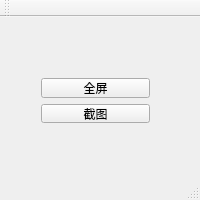
Old version of the form QScreenShot/mainwindow.ui in the repository huifeng-kooboo/QScreenShots.
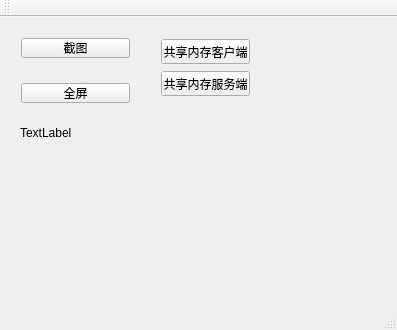
New version of the form.

Commit message: 添加共享内存的使用

What changed in the file:
```diff
--- a/QScreenShot/mainwindow.ui
+++ b/QScreenShot/mainwindow.ui
@@ -6,8 +6,8 @@
    <rect>
     <x>0</x>
     <y>0</y>
-    <width>200</width>
-    <height>200</height>
+    <width>397</width>
+    <height>330</height>
    </rect>
   </property>
   <property name="windowTitle">
@@ -17,20 +17,13 @@
    <widget class="QWidget" name="verticalLayoutWidget">
     <property name="geometry">
      <rect>
-      <x>30</x>
-      <y>50</y>
+      <x>10</x>
+      <y>10</y>
       <width>131</width>
       <height>86</height>
      </rect>
     </property>
     <layout class="QVBoxLayout" name="verticalLayout">
-     <item>
-      <widget class="QPushButton" name="btn_ScreenAll">
-       <property name="text">
-        <string>全屏</string>
-       </property>
-      </widget>
-     </item>
      <item>
       <widget class="QPushButton" name="btn_ScreenCut">
        <property name="text">
@@ -64,8 +57,54 @@
        </property>
       </spacer>
      </item>
+     <item>
+      <widget class="QPushButton" name="btn_ScreenAll">
+       <property name="text">
+        <string>全屏</string>
+       </property>
+      </widget>
+     </item>
     </layout>
    </widget>
+   <widget class="QWidget" name="verticalLayoutWidget_2">
+    <property name="geometry">
+     <rect>
+      <x>150</x>
+      <y>10</y>
+      <width>111</width>
+      <height>81</height>
+     </rect>
+    </property>
+    <layout class="QVBoxLayout" name="verticalLayout_2">
+     <item>
+      <widget class="QToolButton" name="toolBtn_ShareClient">
+       <property name="text">
+        <string>共享内存客户端</string>
+       </property>
+      </widget>
+     </item>
+     <item>
+      <widget class="QToolButton" name="toolBtn_ShareServer">
+       <property name="text">
+        <string>共享内存服务端</string>
+       </property>
+      </widget>
+     </item>
+    </layout>
+   </widget>
+   <widget class="QLabel" name="lbl_ShowContext">
+    <property name="geometry">
+     <rect>
+      <x>20</x>
+      <y>110</y>
+      <width>54</width>
+      <height>12</height>
+     </rect>
+    </property>
+    <property name="text">
+     <string>TextLabel</string>
+    </property>
+   </widget>
   </widget>
   <widget class="QToolBar" name="mainToolBar">
    <attribute name="toolBarArea">
```
The commit also changes 3 other files.
